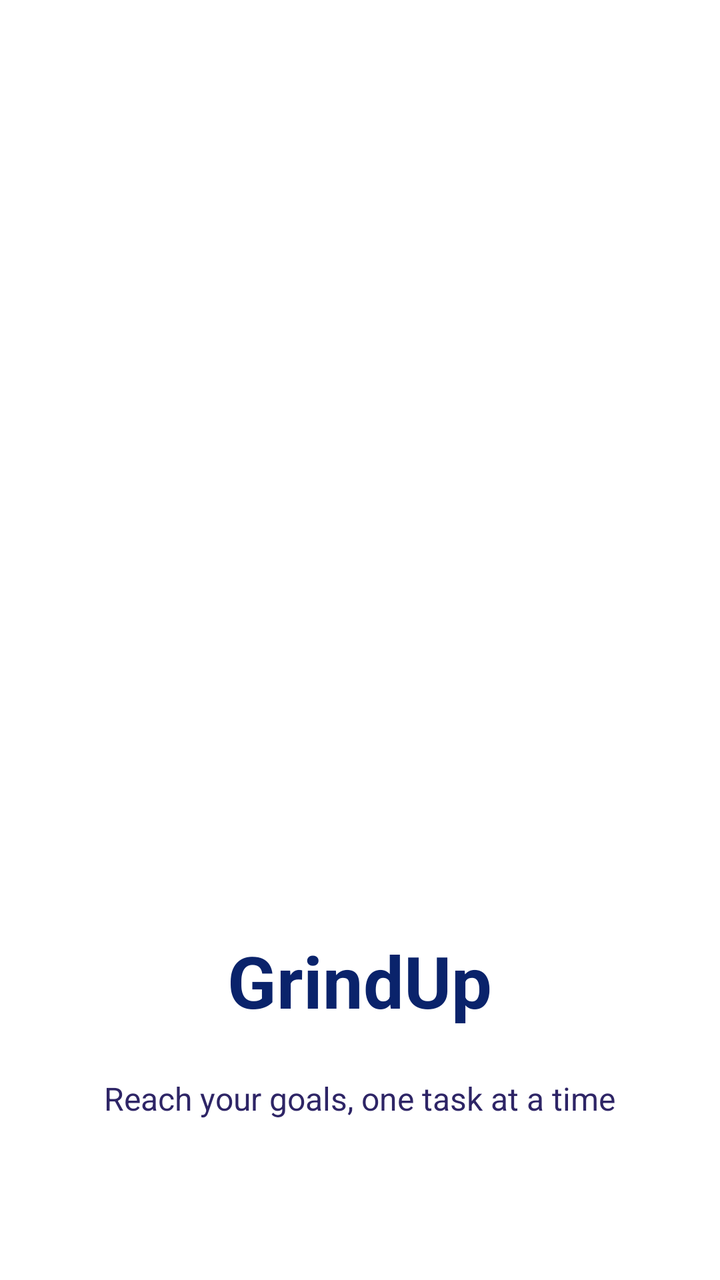
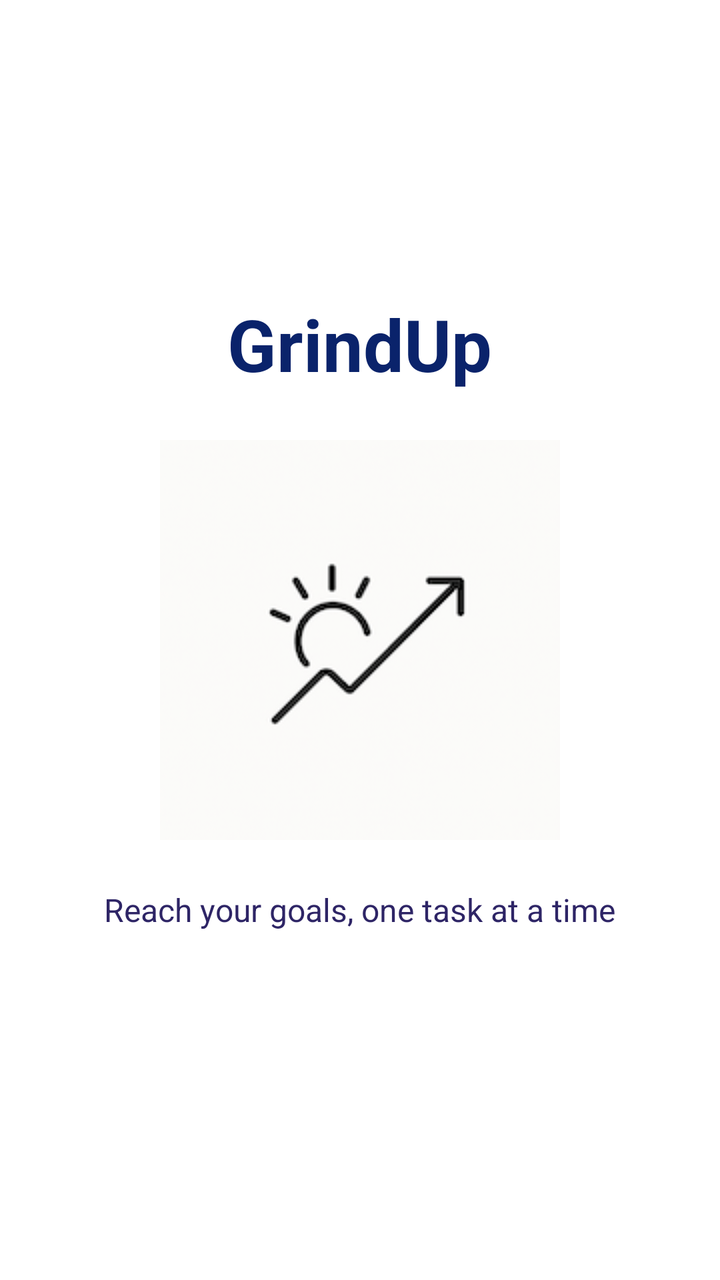

An Android layout rendered at two revisions. The XML below is the earlier revision; the diff shows what the commit changed to produce the second picture.
<!-- AndroidManifest.xml: application theme AppTheme -->
<!-- res/layout/launch_screen.xml -->
<?xml version="1.0" encoding="utf-8"?>
<RelativeLayout xmlns:android="http://schemas.android.com/apk/res/android"
    android:layout_width="match_parent"
    android:layout_height="match_parent"
    android:background="@color/white">

    <ImageView
        android:layout_width="200dp"
        android:layout_height="200dp"
        android:layout_centerInParent="true"
        android:src="@drawable/splash_icon" />

    <TextView
        android:layout_width="wrap_content"
        android:layout_height="wrap_content"
        android:layout_above="@id/tagline"
        android:layout_centerHorizontal="true"
        android:layout_marginBottom="24dp"
        android:text="GrindUp"
        android:textColor="#0A236B"
        android:textSize="36sp"
        android:textStyle="bold" />

    <TextView
        android:id="@+id/tagline"
        android:layout_width="wrap_content"
        android:layout_height="wrap_content"
        android:layout_alignParentBottom="true"
        android:layout_centerHorizontal="true"
        android:layout_marginBottom="80dp"
        android:text="Reach your goals, one task at a time"
        android:textColor="#2E2566"
        android:textSize="16sp" />

</RelativeLayout>
<!-- resources referenced by this layout -->
<resources>
  <color name="white">#FFFFFF</color>
  <style name="AppTheme" parent="Theme.AppCompat.DayNight.NoActionBar">
          
          <item name="android:editTextBackground">@drawable/rn_edit_text_material</item>
          <item name="android:statusBarColor">@color/primary</item>
      </style>
  <!-- drawable rn_edit_text_material (drawable) -->
  <?xml version="1.0" encoding="utf-8"?>
  <inset xmlns:android="http://schemas.android.com/apk/res/android"
         android:insetLeft="@dimen/abc_edit_text_inset_horizontal_material"
         android:insetRight="@dimen/abc_edit_text_inset_horizontal_material"
         android:insetTop="@dimen/abc_edit_text_inset_top_material"
         android:insetBottom="@dimen/abc_edit_text_inset_bottom_material"
         >
  
      <selector>
          
          <item android:state_enabled="false" android:drawable="@drawable/abc_textfield_default_mtrl_alpha"/>
          <item android:drawable="@drawable/abc_textfield_activated_mtrl_alpha"/>
      </selector>
  
  </inset>
  <color name="primary">#0A236B</color>
</resources>

<!-- the commit's change to res/layout/launch_screen.xml (unified diff, before → after) -->
@@ -5,16 +5,18 @@
     android:background="@color/white">
 
     <ImageView
+        android:id="@+id/splash_icon"
         android:layout_width="200dp"
         android:layout_height="200dp"
         android:layout_centerInParent="true"
         android:src="@drawable/splash_icon" />
 
     <TextView
+        android:id="@+id/app_title"
         android:layout_width="wrap_content"
         android:layout_height="wrap_content"
-        android:layout_above="@id/tagline"
         android:layout_centerHorizontal="true"
+        android:layout_above="@id/splash_icon"
         android:layout_marginBottom="24dp"
         android:text="GrindUp"
         android:textColor="#0A236B"
@@ -25,9 +27,9 @@
         android:id="@+id/tagline"
         android:layout_width="wrap_content"
         android:layout_height="wrap_content"
-        android:layout_alignParentBottom="true"
+        android:layout_below="@id/splash_icon"
         android:layout_centerHorizontal="true"
-        android:layout_marginBottom="80dp"
+        android:layout_marginTop="24dp"
         android:text="Reach your goals, one task at a time"
         android:textColor="#2E2566"
         android:textSize="16sp" />
<!-- resource entries referenced after the edit -->
@@ -1,6 +1,7 @@
 <!-- resources referenced by this layout -->
 <resources>
   <color name="white">#FFFFFF</color>
+  <!-- drawable splash_icon: png bitmap (drawable, 31394 bytes) -->
   <style name="AppTheme" parent="Theme.AppCompat.DayNight.NoActionBar">
           
           <item name="android:editTextBackground">@drawable/rn_edit_text_material</item>
